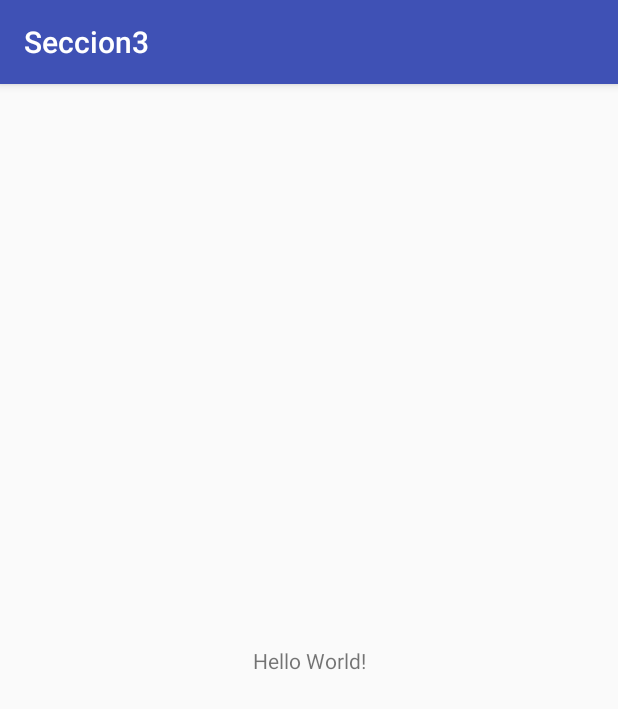
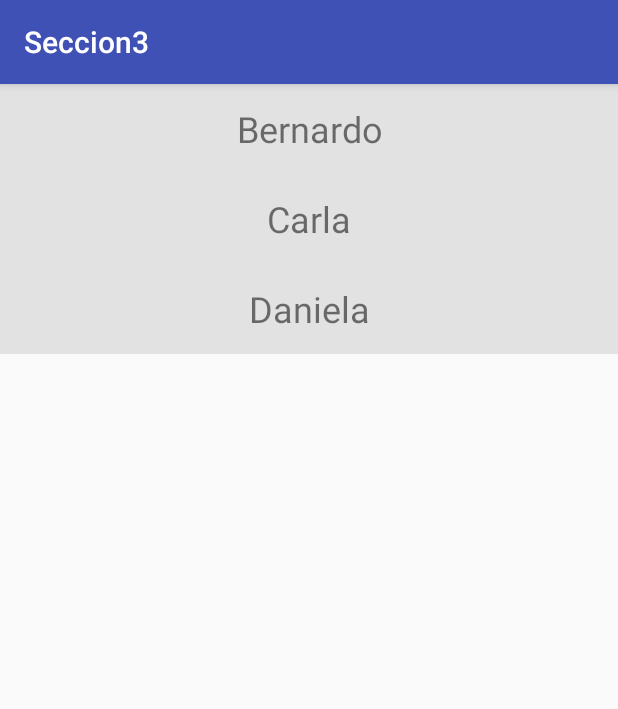
Before and after one commit to berna88/Seccion3, an Android app: the screen it shows after launch (MainActivity), on a phone screen of 412 x 824 dp. Shown: the top 709 px of the screen. Run offline under Robolectric (Android 15) with nearby library versions, the phone set to English and light mode, and no system bars.

Commit message:
Implementacion de recycler View

```diff
--- a/app/build.gradle
+++ b/app/build.gradle
@@ -25,4 +25,6 @@ dependencies {
     testImplementation 'junit:junit:4.12'
     androidTestImplementation 'com.android.support.test:runner:1.0.1'
     androidTestImplementation 'com.android.support.test.espresso:espresso-core:3.0.1'
+    compile 'com.android.support:cardview-v7:26.1.0'
+    compile 'com.android.support:recyclerview-v7:26.1.0'
 }
--- /dev/null
+++ b/app/src/main/java/com/example/berna/seccion3/Adapters/MyAdapter.java
@@ -0,0 +1,68 @@
+package com.example.berna.seccion3.Adapters;
+
+import android.support.v7.widget.RecyclerView;
+import android.view.LayoutInflater;
+import android.view.View;
+import android.view.ViewGroup;
+import android.widget.TextView;
+import com.example.berna.seccion3.R;
+
+import java.util.List;
+
+/**
+ * Created by berni on 19/12/17.
+ */
+
+public class MyAdapter extends RecyclerView.Adapter<MyAdapter.ViewHolder> {
+    private List<String> names;
+    private int layout;
+    private onItemClickListener onItemClickListener;
+
+    public MyAdapter(List<String> names, int layout, onItemClickListener onItemClickListener){
+        this.names = names;
+        this.layout = layout;
+        this.onItemClickListener = onItemClickListener;
+    }
+
+
+    @Override
+    public ViewHolder onCreateViewHolder(ViewGroup parent, int viewType) {
+        View v = LayoutInflater.from(parent.getContext()).inflate(layout, parent, false);
+        ViewHolder viewHolder = new ViewHolder(v);
+        return viewHolder;
+    }
+
+    @Override
+    public void onBindViewHolder(ViewHolder holder, int position) {
+        holder.bind(names.get(position),onItemClickListener);
+    }
+    //numero de elemntos que vamos a obtener
+
+    @Override
+    public int getItemCount() {
+        return names.size();
+    }
+
+    public static class ViewHolder extends RecyclerView.ViewHolder {
+        public TextView tv_name;
+        public ViewHolder(View v) {
+            super(v);
+            this.tv_name = (TextView) v.findViewById(R.id.tv_name);
+        }
+
+        public void bind(final String name, final onItemClickListener listener){
+            this.tv_name.setText(name);
+            itemView.setOnClickListener(new View.OnClickListener() {
+                @Override
+                public void onClick(View v) {
+                    listener.onItemClick(name,getAdapterPosition());
+                }
+            });
+
+        }
+    }
+
+    public interface onItemClickListener{
+        void onItemClick(String name, int position);
+    }
+}
--- a/app/src/main/java/com/example/berna/seccion3/MainActivity.java
+++ b/app/src/main/java/com/example/berna/seccion3/MainActivity.java
@@ -2,12 +2,47 @@ package com.example.berna.seccion3;
 
 import android.support.v7.app.AppCompatActivity;
 import android.os.Bundle;
+import android.support.v7.widget.LinearLayoutManager;
+import android.support.v7.widget.RecyclerView;
+import android.widget.Toast;
+
+import com.example.berna.seccion3.Adapters.MyAdapter;
+
+import java.util.ArrayList;
+import java.util.List;
 
 public class MainActivity extends AppCompatActivity {
+    private RecyclerView rv_main;
+    private RecyclerView.LayoutManager layoutManager;
+    private List<String> names;
 
     @Override
     protected void onCreate(Bundle savedInstanceState) {
         super.onCreate(savedInstanceState);
         setContentView(R.layout.activity_main);
+        rv_main = (RecyclerView) findViewById(R.id.rv_main);
+
+        names = this.getAllNames();
+        layoutManager = new LinearLayoutManager(getApplicationContext());
+
+        MyAdapter myAdapter = new MyAdapter(names, R.layout.recicler_item, new MyAdapter.onItemClickListener() {
+            @Override
+            public void onItemClick(String name, int position) {
+                message(name+" - "+position);
+            }
+        });
+        rv_main.setLayoutManager(layoutManager);
+        rv_main.setAdapter(myAdapter);
+    }
+
+    private List<String> getAllNames(){
+        return new ArrayList<String>(){{
+            add("Bernardo");
+            add("Carla");
+            add("Daniela");
+        }};
+    }
+    private void message(String message){
+        Toast.makeText(getApplicationContext(),message,Toast.LENGTH_SHORT).show();
     }
 }
--- a/app/src/main/res/layout/activity_main.xml
+++ b/app/src/main/res/layout/activity_main.xml
@@ -1,18 +1,18 @@
 <?xml version="1.0" encoding="utf-8"?>
-<android.support.constraint.ConstraintLayout xmlns:android="http://schemas.android.com/apk/res/android"
+<LinearLayout xmlns:android="http://schemas.android.com/apk/res/android"
     xmlns:app="http://schemas.android.com/apk/res-auto"
     xmlns:tools="http://schemas.android.com/tools"
     android:layout_width="match_parent"
     android:layout_height="match_parent"
-    tools:context="com.example.berna.seccion3.MainActivity">
+    android:orientation="vertical"
+    tools:context=".MainActivity">
 
-    <TextView
-        android:layout_width="wrap_content"
-        android:layout_height="wrap_content"
-        android:text="Hello World!"
-        app:layout_constraintBottom_toBottomOf="parent"
-        app:layout_constraintLeft_toLeftOf="parent"
-        app:layout_constraintRight_toRightOf="parent"
-        app:layout_constraintTop_toTopOf="parent" />
+   <android.support.v7.widget.RecyclerView
+       android:id="@+id/rv_main"
+       android:scrollbars="vertical"
+       android:layout_width="match_parent"
+       android:layout_height="match_parent">
 
-</android.support.constraint.ConstraintLayout>
+   </android.support.v7.widget.RecyclerView>
+
+</LinearLayout>
--- /dev/null
+++ b/app/src/main/res/layout/recicler_item.xml
@@ -0,0 +1,18 @@
+<?xml version="1.0" encoding="utf-8"?>
+<LinearLayout xmlns:android="http://schemas.android.com/apk/res/android"
+    android:orientation="vertical"
+    android:layout_width="match_parent"
+    android:background="#E2E2E2"
+    android:layout_height="60dp">
+    <TextView
+        android:id="@+id/tv_name"
+        android:text="Name"
+        android:layout_gravity="center_horizontal"
+        android:gravity="center"
+        android:textSize="24dp"
+        android:layout_width="match_parent"
+        android:layout_height="match_parent"
+        />
+
+
+</LinearLayout>
```
